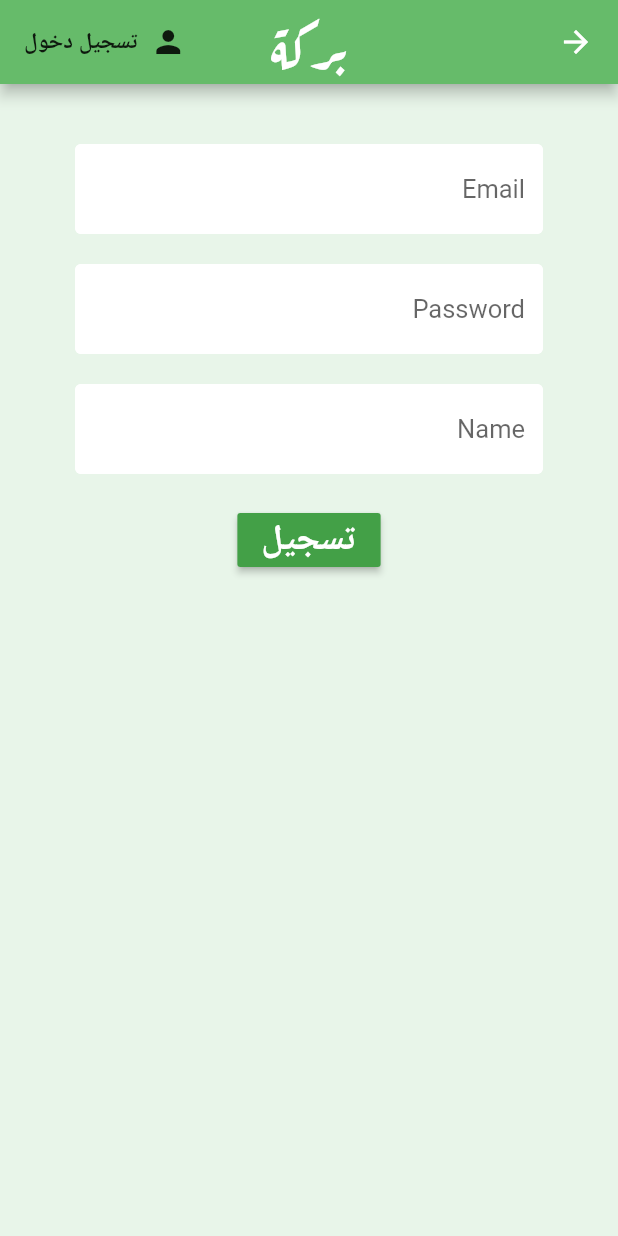
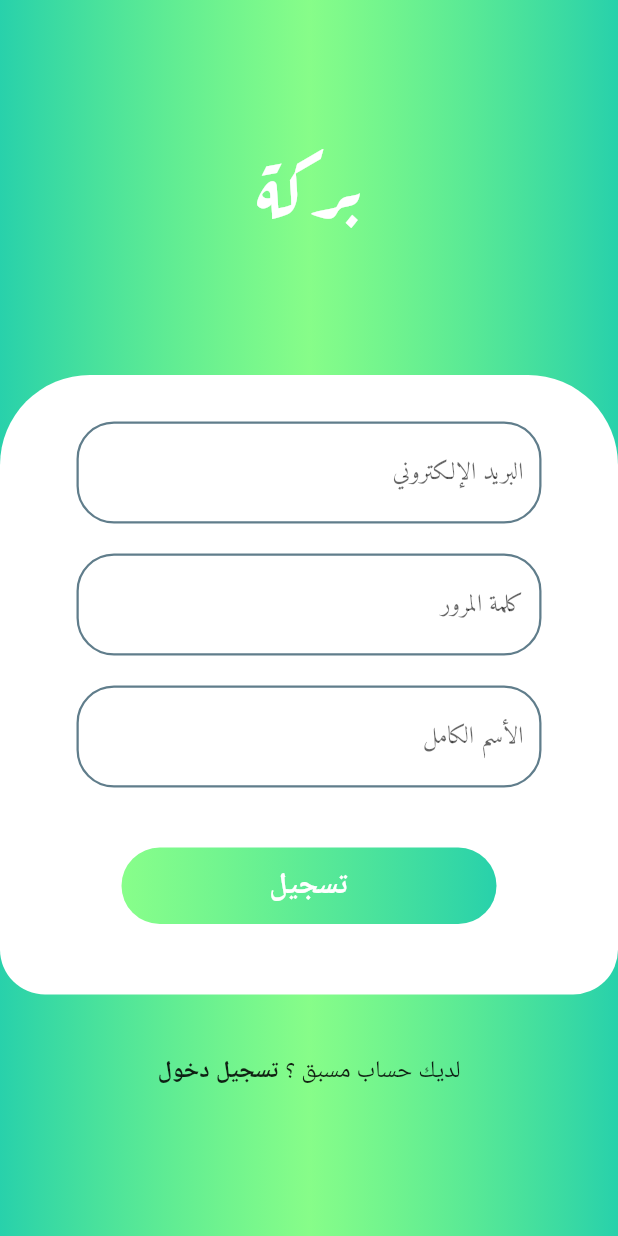
Before and after one commit to mohammedJ-Sadiq/barka, a Flutter app: the Register screen opened directly, on a phone screen of 412 x 824 dp. Run offline on Flutter 3.47's test engine with Material 2 defaults, Android fonts, the phone set to English and light mode, and no system bars; our stand-ins replace cloud_firestore, firebase_auth; accounts and stored records are empty.

Commit message:
Updating the register page UI/UX

```diff
--- a/lib/screens/authenticate/register.dart
+++ b/lib/screens/authenticate/register.dart
@@ -22,25 +22,45 @@ class _RegisterState extends State<Register> {
   @override
   Widget build(BuildContext context) {
     return Scaffold(
-      backgroundColor: Colors.green[50],
-      appBar: AppBar(
-        centerTitle: true,
-        backgroundColor: Colors.green[400],
-        title: Text(
+      body: SingleChildScrollView(
+        child: Container(
+          decoration: BoxDecoration(
+            gradient: LinearGradient(
+                begin: Alignment.centerLeft,
+                end: Alignment.centerRight,
+                colors: [
+                  Color(0xff28d1ab),
+                  Color(0xbb5dfe60),
+                  Color(0xff28d1ab)
+                ]),
+          ),
+          child: Column(
+            children: [
+              Container(
+                height: 250,
+                color: Colors.transparent,
+                padding: EdgeInsets.only(top: 80),
+                child: Text(
                   "بركة",
-          style: TextStyle(fontSize: 38, fontFamily: 'Aref'),
+                  style: TextStyle(
+                      fontSize: 52, fontFamily: 'Aref', color: Colors.white),
                 ),
-        actions: [
-          FlatButton.icon(
-              onPressed: () {
-                widget.toggleView();
-              },
-              icon: Icon(Icons.person),
-              label: Text('تسجيل دخول'))
-        ],
               ),
-      body: Container(
-        padding: EdgeInsets.symmetric(vertical: 20.0, horizontal: 50.0),
+              Container(
+                padding: EdgeInsets.symmetric(vertical: 10.0, horizontal: 50.0),
+                decoration: BoxDecoration(
+                    // gradient: LinearGradient(
+                    //     begin: Alignment.bottomLeft,
+                    //     end: Alignment.topRight,
+                    //     colors: [Color(0x5dfe60), Color(0xff28d1ab)]),
+                    border: Border.all(color: Colors.transparent),
+                    color: Colors.white,
+                    borderRadius: BorderRadius.only(
+                      topLeft: Radius.circular(60),
+                      topRight: Radius.circular(60),
+                      bottomLeft: Radius.circular(30),
+                      bottomRight: Radius.circular(30),
+                    )),
                 child: Form(
                   key: _formkey,
                   child: Column(
@@ -49,7 +69,10 @@ class _RegisterState extends State<Register> {
                         height: 20.0,
                       ),
                       TextFormField(
-                decoration: textInputDecoration.copyWith(hintText: 'Email'),
+                        decoration: textInputDecoration.copyWith(
+                            hintText: 'البريد الإلكتروني',
+                            hintStyle:
+                                TextStyle(fontSize: 16, fontFamily: 'Amiri')),
                         validator: EmailValidator.validate,
                         onChanged: (val) {
                           setState(() {
@@ -61,7 +84,11 @@ class _RegisterState extends State<Register> {
                         height: 20.0,
                       ),
                       TextFormField(
-                decoration: textInputDecoration.copyWith(hintText: 'Password'),
+                        decoration: textInputDecoration.copyWith(
+                          hintText: 'كلمة المرور',
+                          hintStyle:
+                              TextStyle(fontSize: 16, fontFamily: 'Amiri'),
+                        ),
                         validator: PasswordValidator.validate,
                         obscureText: true,
                         onChanged: (val) {
@@ -74,7 +101,10 @@ class _RegisterState extends State<Register> {
                         height: 20.0,
                       ),
                       TextFormField(
-                decoration: textInputDecoration.copyWith(hintText: 'Name'),
+                        decoration: textInputDecoration.copyWith(
+                            hintText: 'الأسم الكامل',
+                            hintStyle:
+                                TextStyle(fontSize: 16, fontFamily: 'Amiri')),
                         validator: NameValidator.validate,
                         onChanged: (val) {
                           setState(() {
@@ -83,15 +113,40 @@ class _RegisterState extends State<Register> {
                         },
                       ),
                       SizedBox(
-                height: 20.0,
+                        height: 40.0,
                       ),
-              RaisedButton(
-                onPressed: () async {
+                      GestureDetector(
+                          child: Container(
+                            alignment: Alignment.center,
+                            width: 250,
+                            decoration: BoxDecoration(
+                              borderRadius: BorderRadius.circular(50),
+                              gradient: LinearGradient(
+                                  begin: Alignment.centerLeft,
+                                  end: Alignment.centerRight,
+                                  colors: [
+                                    Color(0xbb5dfe60),
+                                    Color(0xff28d1ab)
+                                  ]),
+                            ),
+                            child: Padding(
+                              padding: EdgeInsets.all(12.0),
+                              child: Text(
+                                'تسجيل',
+                                style: TextStyle(
+                                    color: Colors.white,
+                                    fontSize: 20,
+                                    fontWeight: FontWeight.bold),
+                              ),
+                            ),
+                          ),
+                          onTap: () async {
                             if (_formkey.currentState.validate()) {
                               setState(() {
                                 loading = true;
                               });
-                    dynamic result = await _auth.registerWithEmailAndPassword(
+                              dynamic result =
+                                  await _auth.registerWithEmailAndPassword(
                                       email, password, name);
                               if (result == null) {
                                 setState(() {
@@ -100,13 +155,7 @@ class _RegisterState extends State<Register> {
                                 });
                               }
                             }
-                },
-                color: Colors.green[600],
-                child: Text(
-                  'تسجيل',
-                  style: TextStyle(color: Colors.white, fontSize: 24),
-                ),
-              ),
+                          }),
                       SizedBox(
                         height: 20.0,
                       ),
@@ -118,6 +167,33 @@ class _RegisterState extends State<Register> {
                   ),
                 ),
               ),
+              SizedBox(
+                height: 40,
+              ),
+              Row(
+                mainAxisAlignment: MainAxisAlignment.center,
+                children: [
+                  Text(
+                    'لديك حساب مسبق ؟ ',
+                    style: TextStyle(fontSize: 16),
+                  ),
+                  GestureDetector(
+                      child: Text(
+                        'تسجيل دخول',
+                        style: TextStyle(
+                            fontSize: 16, fontWeight: FontWeight.bold),
+                      ),
+                      onTap: () {
+                        widget.toggleView();
+                      })
+                ],
+              ),
+            ],
+          ),
+          width: double.infinity,
+          height: 900,
+        ),
+      ),
     );
   }
 }
--- a/lib/shared/constants.dart
+++ b/lib/shared/constants.dart
@@ -1,13 +1,25 @@
 import 'package:flutter/material.dart';
 
 const textInputDecoration = InputDecoration(
-    fillColor: Colors.white,
+    fillColor: Colors.transparent,
     filled: true,
+    border: OutlineInputBorder(
+      borderRadius: BorderRadius.all(
+        const Radius.circular(25),
+      ),
+      borderSide: BorderSide(color: Colors.white, width: 1.5),
+    ),
     enabledBorder: OutlineInputBorder(
-      borderSide: BorderSide(color: Colors.white, width: 2.0),
+      borderRadius: BorderRadius.all(
+        const Radius.circular(25),
+      ),
+      borderSide: BorderSide(color: Colors.blueGrey, width: 1.5),
     ),
     focusedBorder: OutlineInputBorder(
-        borderSide: BorderSide(color: Colors.pink, width: 2.0)));
+        borderRadius: BorderRadius.all(
+          const Radius.circular(25),
+        ),
+        borderSide: BorderSide(color: Colors.green, width: 1.5)));
 
 class MyShapeBorder extends ContinuousRectangleBorder {
   const MyShapeBorder(this.curveHeight);
```
Lines whose indentation alone changed are shown as unchanged.
